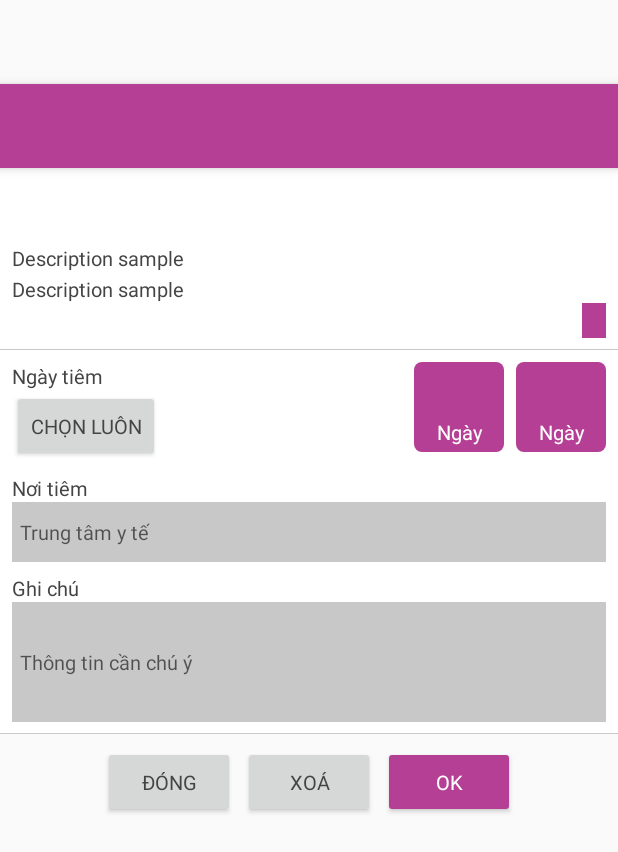
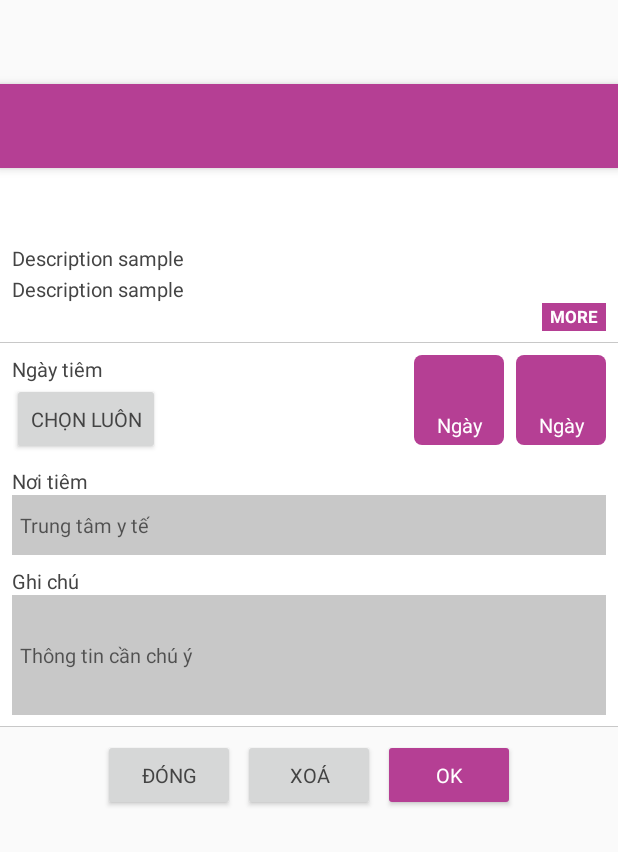
Before and after one commit to thuyld1/Application, an Android app: the layout vaccinations_edit_plan.xml on its own in the app's theme, with its tools: preview values and no code run, on a phone screen of 412 x 824 dp. Shown: the top 852 px of the screen. Run offline under Robolectric (Android 15) with nearby library versions, the phone set to English and light mode, and no system bars; network calls fail.

Commit message:
app layout: apply style for text, change UI for app

```diff
--- a/MevaBe/app/src/main/res/layout/vaccinations_add_plan.xml
+++ b/MevaBe/app/src/main/res/layout/vaccinations_add_plan.xml
@@ -78,10 +78,6 @@
                 android:layout_height="wrap_content"
                 android:layout_gravity="right"
                 android:layout_marginLeft="4dp"
-                android:paddingBottom="4dp"
-                android:paddingLeft="8dp"
-                android:paddingRight="8dp"
-                android:paddingTop="4dp"
                 android:text="@string/more_info"/>
         </LinearLayout>
 
--- a/MevaBe/app/src/main/res/layout/vaccinations_edit_plan.xml
+++ b/MevaBe/app/src/main/res/layout/vaccinations_edit_plan.xml
@@ -78,10 +78,7 @@
                 android:layout_height="wrap_content"
                 android:layout_gravity="right"
                 android:layout_marginLeft="4dp"
-                android:paddingBottom="4dp"
-                android:paddingLeft="8dp"
-                android:paddingRight="8dp"
-                android:paddingTop="4dp"/>
+                android:text="@string/more_info"/>
         </LinearLayout>
 
         <!-- Setting information -->
```
